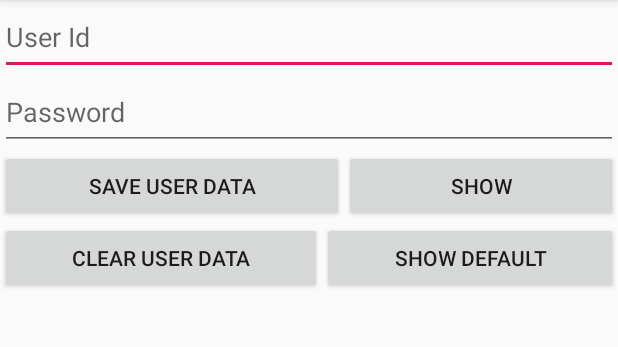
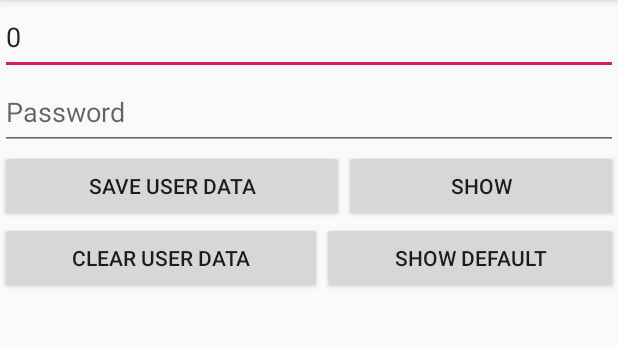
Before and after one commit to nawsusunyein/LoginSharePreferencesTest, an Android app: the screen it shows after launch (MainActivity), after a tap on "SHOW DEFAULT", on a phone screen of 412 x 824 dp, the part 84-431 px from its top. Run offline under Robolectric (Android 15) with nearby library versions, the phone set to English and light mode, and no system bars; 3 other taps on this screen came first.

Commit message:
adding share preferences method for login data

```diff
--- a/app/src/main/java/com/example/loginformsharepreferences/MainActivity.kt
+++ b/app/src/main/java/com/example/loginformsharepreferences/MainActivity.kt
@@ -1,9 +1,18 @@
 package com.example.loginformsharepreferences
 
+import android.content.Context
+import android.content.SharedPreferences
 import androidx.appcompat.app.AppCompatActivity
 import android.os.Bundle
+import android.preference.PreferenceManager
 import android.view.View
+
 import kotlinx.android.synthetic.main.activity_main.*
+import com.example.loginformsharepreferences.PreferencesHelper.defaultPreference
+import com.example.loginformsharepreferences.PreferencesHelper.password
+import com.example.loginformsharepreferences.PreferencesHelper.userId
+import com.example.loginformsharepreferences.PreferencesHelper.clearValues
+import com.example.loginformsharepreferences.PreferencesHelper.customPreference
 
 class MainActivity : AppCompatActivity() , View.OnClickListener{
 
@@ -20,8 +29,66 @@ class MainActivity : AppCompatActivity() , View.OnClickListener{
     }
 
     override fun onClick(v: View?) {
-        val prefs = c
+        val prefs = customPreference(this,CUSTOM_PREF_NAME)
+        when(v?.id){
+            R.id.btn_save_user_data -> {
+                prefs.userId = txt_user_id.text.toString().toInt()
+                prefs.password = txt_password.text.toString()
+            }
+
+            R.id.btn_show -> {
+                txt_user_id.setText(prefs.userId.toString())
+                txt_password.setText(prefs.password)
+            }
+
+            R.id.btn_clear_user_data -> {
+                prefs.clearValues
+            }
+
+            R.id.btn_show_default_user -> {
+                val defaultPrefs = defaultPreference(this)
+                txt_user_id.setText(defaultPrefs.userId.toString())
+                txt_password.setText(defaultPrefs.password)
+            }
+        }
     }
 }
 
-object
+object PreferencesHelper{
+    val USER_ID = "USER_ID"
+    val PASSWORD = "PASSWORD"
+
+    fun defaultPreference(context: Context): SharedPreferences = PreferenceManager.getDefaultSharedPreferences(context)
+
+    fun customPreference(context: Context, name: String): SharedPreferences = context.getSharedPreferences(name, Context.MODE_PRIVATE)
+
+    inline fun SharedPreferences.editMe(operation: (SharedPreferences.Editor) -> Unit) {
+        val editMe = edit()
+        operation(editMe)
+        editMe.apply()
+    }
+
+    var SharedPreferences.userId
+    get() = getInt("USER_ID",0)
+    set(value) {
+        editMe {
+            it.putInt("USER_ID",value)
+        }
+    }
+
+    var SharedPreferences.password
+    get() = getString("PASSWORD","")
+    set(value) {
+        editMe {
+            it.putString("PASSWORD",value)
+        }
+    }
+
+    var SharedPreferences.clearValues
+    get() = {}
+    set(value) {
+        editMe {
+            it.clear()
+        }
+    }
+}
```
